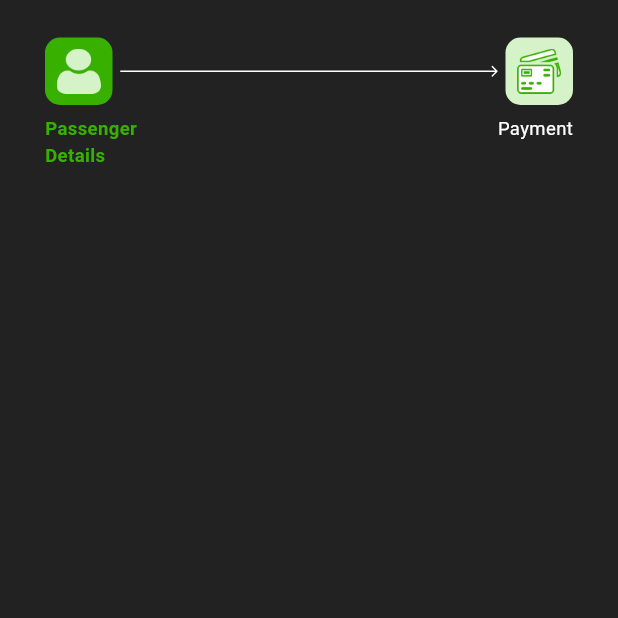
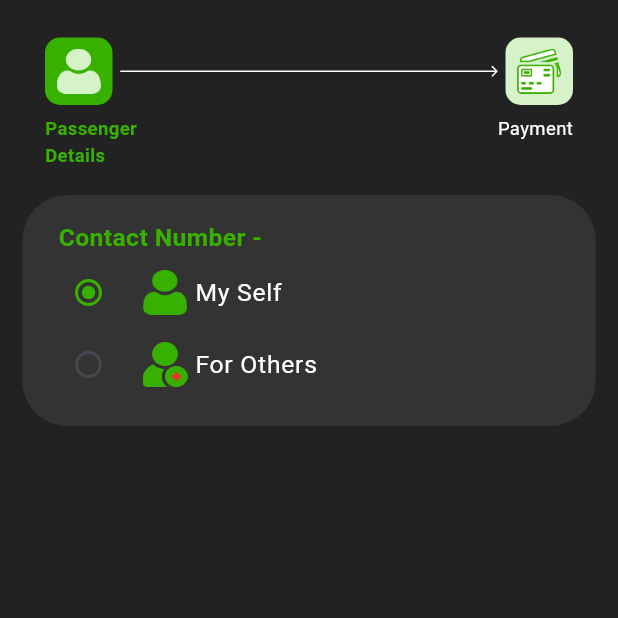
Before and after one commit to MohammedGhazaly/yatri_task, a Flutter app: the screen it shows after launch, on a phone screen of 412 x 824 dp, the top half of it. Run offline on Flutter 3.47's test engine with Material 3 defaults, Android fonts, the phone set to English and light mode, and no system bars; our stand-ins replace flutter_svg.

Commit message:
finished Contact number section

```diff
--- a/lib/core/utils/app_assets.dart
+++ b/lib/core/utils/app_assets.dart
@@ -1,5 +1,6 @@
 class AppAssets {
   static const String profileIcon = "assets/icons/profile.png";
+  static const String othersIcon = "assets/icons/group.png";
   static const String paymentIcon = "assets/icons/payment.png";
   static const String lineIcon = "assets/icons/line.svg";
 }
--- a/lib/core/utils/app_colors.dart
+++ b/lib/core/utils/app_colors.dart
@@ -4,4 +4,5 @@ class AppColors {
   static Color primaryColor = const Color(0xff38B000);
   static Color primaryColorLight = const Color(0xFFD5F2C8);
   static Color errorColor = const Color(0xffF92B2B);
+  static Color darkColor = const Color(0xff333333);
 }
--- a/lib/core/utils/app_style.dart
+++ b/lib/core/utils/app_style.dart
@@ -15,4 +15,18 @@ class AppStyle {
       fontWeight: FontWeight.w400,
     );
   }
+
+  static TextStyle getTextStyleBold16(BuildContext context) {
+    return TextStyle(
+      fontSize: getResponsiveFontSize(context, fontSize: 16),
+      fontWeight: FontWeight.w700,
+    );
+  }
+
+  static TextStyle getTextStyleRegular16(BuildContext context) {
+    return TextStyle(
+      fontSize: getResponsiveFontSize(context, fontSize: 16),
+      fontWeight: FontWeight.w400,
+    );
+  }
 }
--- /dev/null
+++ b/lib/views/passenger_details/widgets/contact_number_section.dart
@@ -0,0 +1,102 @@
+import 'package:flutter/material.dart';
+import 'package:yatri_car_task/core/utils/app_assets.dart';
+import 'package:yatri_car_task/core/utils/app_colors.dart';
+import 'package:yatri_car_task/core/utils/app_style.dart';
+
+class ContactNumberSection extends StatefulWidget {
+  const ContactNumberSection({super.key});
+
+  @override
+  State<ContactNumberSection> createState() => _ContactNumberSectionState();
+}
+
+class _ContactNumberSectionState extends State<ContactNumberSection> {
+  List<String> options = ["My Self", "For Others"];
+  late String currentOption;
+  @override
+  void initState() {
+    // TODO: implement initState
+    super.initState();
+    currentOption = options[0];
+  }
+
+  @override
+  Widget build(BuildContext context) {
+    return Container(
+      width: double.infinity,
+      padding: EdgeInsets.symmetric(vertical: 17, horizontal: 24),
+      decoration: BoxDecoration(
+        color: AppColors.darkColor,
+        borderRadius: BorderRadius.circular(30),
+      ),
+      child: Column(
+        crossAxisAlignment: CrossAxisAlignment.start,
+        children: [
+          Text(
+            "Contact Number -",
+            style: AppStyle.getTextStyleBold16(context).copyWith(
+              color: AppColors.primaryColor,
+            ),
+          ),
+          RadioListTile(
+            activeColor: AppColors.primaryColor,
+            contentPadding: EdgeInsets.all(0),
+            dense: true,
+            title: Row(
+              children: [
+                Image.asset(
+                  AppAssets.profileIcon,
+                  color: AppColors.primaryColor,
+                  width: 30,
+                  height: 30,
+                ),
+                SizedBox(
+                  width: 5,
+                ),
+                Text(
+                  options[0],
+                  style: AppStyle.getTextStyleRegular16(context)
+                      .copyWith(color: Colors.white),
+                )
+              ],
+            ),
+            value: options[0],
+            groupValue: currentOption,
+            onChanged: (value) {
+              setState(() {});
+              currentOption = value.toString();
+            },
+          ),
+          RadioListTile(
+            activeColor: AppColors.primaryColor,
+            contentPadding: EdgeInsets.all(0),
+            dense: true,
+            title: Row(
+              children: [
+                Image.asset(
+                  AppAssets.othersIcon,
+                  width: 30,
+                  height: 30,
+                ),
+                SizedBox(
+                  width: 5,
+                ),
+                Text(
+                  options[1],
+                  style: AppStyle.getTextStyleRegular16(context)
+                      .copyWith(color: Colors.white),
+                )
+              ],
+            ),
+            value: options[1],
+            groupValue: currentOption,
+            onChanged: (value) {
+              setState(() {});
+              currentOption = value.toString();
+            },
+          ),
+        ],
+      ),
+    );
+  }
+}
--- a/lib/views/passenger_details/widgets/passenger_details_body.dart
+++ b/lib/views/passenger_details/widgets/passenger_details_body.dart
@@ -1,5 +1,9 @@
 import 'package:flutter/material.dart';
+import 'package:yatri_car_task/core/utils/app_assets.dart';
+import 'package:yatri_car_task/core/utils/app_colors.dart';
+import 'package:yatri_car_task/core/utils/app_style.dart';
 import 'package:yatri_car_task/core/widgets/renting_progress.dart';
+import 'package:yatri_car_task/views/passenger_details/widgets/contact_number_section.dart';
 
 class PassengerDetailsBody extends StatelessWidget {
   const PassengerDetailsBody({super.key});
@@ -14,6 +18,8 @@ class PassengerDetailsBody extends StatelessWidget {
             children: [
               SizedBox(height: 25),
               RentingProgress(),
+              SizedBox(height: 17),
+              ContactNumberSection()
             ],
           ),
         ),
```
Also changed, not shown: assets/icons/group.png (added).
